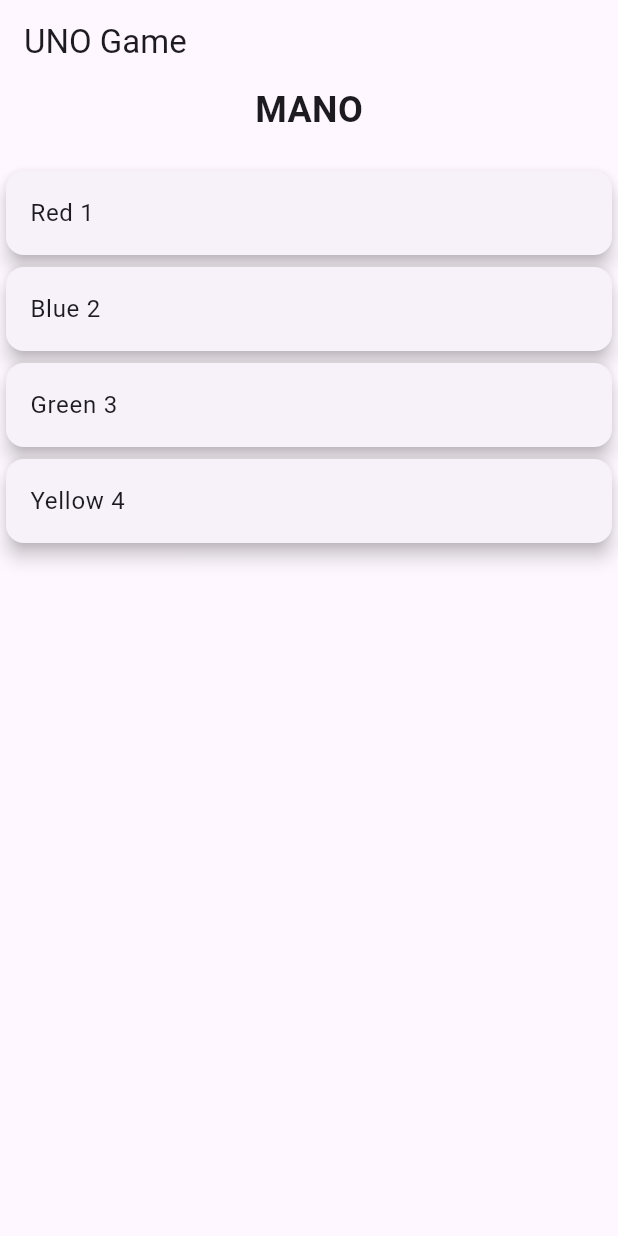
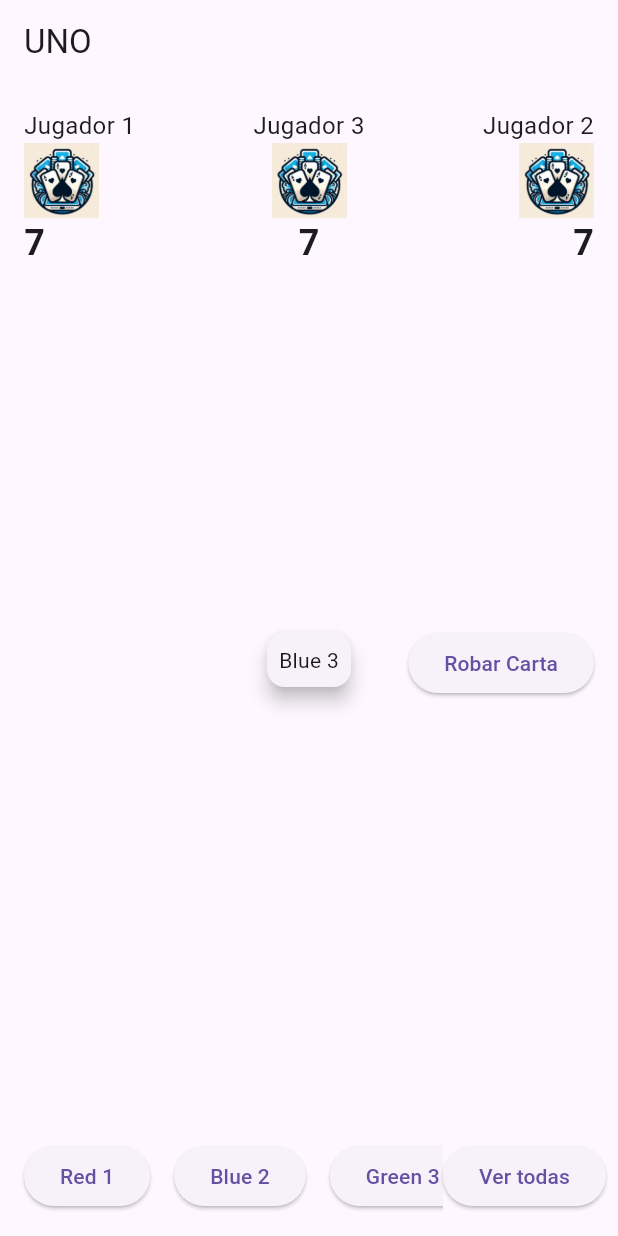
Before and after one commit to UNIZAR-30226-2024-13/Frontend-Movil, a Flutter app: the UnoGamePage screen opened directly, on a phone screen of 412 x 824 dp. Run offline on Flutter 3.47's test engine with Material 3 defaults, Android fonts, the phone set to English and light mode, and no system bars.

Commit message:
Update UNO.dart

```diff
--- a/lib/UNO.dart
+++ b/lib/UNO.dart
@@ -1,4 +1,5 @@
 import 'package:flutter/material.dart';
+import 'package:frontend_movil/home.dart';
 
 void main() {
   runApp(UnoGame());
@@ -8,11 +9,6 @@ class UnoGame extends StatelessWidget {
   @override
   Widget build(BuildContext context) {
     return MaterialApp(
-      title: 'UNO Game',
-      theme: ThemeData(
-        primarySwatch: Colors.blue,
-        visualDensity: VisualDensity.adaptivePlatformDensity,
-      ),
       home: UnoGamePage(),
     );
   }
@@ -29,43 +25,207 @@ class _UnoGamePageState extends State<UnoGamePage> {
     'Blue 2',
     'Green 3',
     'Yellow 4',
-    // Agrega más cartas según sea necesario
+    '+4',
+    'Salto',
+    'Camb sen',
+    'Blue 7',
+    '+2',
+    '+2',
+    // Agregar más cartas según sea necesario
   ];
+
+  String playedCard = 'Blue 3'; // Carta jugada en el centro
+
+  // Ejemplo de número de cartas para cada jugador
+  int numCartasJugador1 = 7;
+  int numCartasJugador2 = 7;
+  int numCartasJugador3 = 7;
+
+  // Variable para controlar si se muestran todas las cartas
+  bool mostrarTodasLasCartas = false;
 
   @override
   Widget build(BuildContext context) {
     return Scaffold(
       appBar: AppBar(
-        title: Text('UNO Game'),
+        title: Text('UNO'),
       ),
-      body: Center(
-        child: Column(
-          mainAxisAlignment: MainAxisAlignment.center,
-          children: <Widget>[
-            Text(
-              'MANO',
-              style: TextStyle(fontSize: 24.0, fontWeight: FontWeight.bold),
-            ),
-            SizedBox(height: 20.0),
-            Expanded(
-              child: ListView.builder(
-                itemCount: playerCards.length,
-                itemBuilder: (context, index) {
-                  return Card(
-                    elevation: 5.0,
-                    child: ListTile(
-                      title: Text(playerCards[index]),
-                      onTap: () {
-                        // Aquí puedes implementar la lógica para manejar la selección de la carta
-                        print('Selected card: ${playerCards[index]}');
+      body: Stack(
+        children: [
+          // Contenedor para las cartas del jugador
+          Positioned(
+            left: 0,
+            bottom: 0,
+            right: 0,
+            child: Padding(
+              padding: const EdgeInsets.all(8.0),
+              child: Row(
+                mainAxisAlignment: MainAxisAlignment.center,
+                children: [
+                  Expanded(
+                    child: SingleChildScrollView(
+                      scrollDirection: Axis.horizontal,
+                      child: Row(
+                        children: () {
+                          if (mostrarTodasLasCartas) {
+                            return playerCards.map((card) {
+                              return Padding(
+                                padding: EdgeInsets.all(8.0),
+                                child: ElevatedButton(
+                                  onPressed: () {
+                                    // Lógica para manejar la selección de la carta
+                                    print('Selected card: $card');
+                                    Navigator.push(
+                                      context,
+                                      MaterialPageRoute(builder: (context) => Home()),
+                                    );
+                                  },
+                                  child: Text(card),
+                                ),
+                              );
+                            }).toList();
+                          } else {
+                            return playerCards.take(5).map((card) {
+                              return Padding(
+                                padding: EdgeInsets.all(8.0),
+                                child: ElevatedButton(
+                                  onPressed: () {
+                                    // Lógica para manejar la selección de la carta
+                                    print('Selected card: $card');
+                                    Navigator.push(
+                                      context,
+                                      MaterialPageRoute(builder: (context) => Home()),
+                                    );
+                                  },
+                                  child: Text(card),
+                                ),
+                              );
+                            }).toList();
+                          }
+                        }(),
+                      ),
+                    ),
+                  ),
+                  if (playerCards.length > 5 && !mostrarTodasLasCartas)
+                    ElevatedButton(
+                      onPressed: () {
+                        setState(() {
+                          mostrarTodasLasCartas = true;
+                        });
                       },
+                      child: Text('Ver todas'),
                     ),
-                  );
-                },
+                ],
               ),
             ),
-          ],
-        ),
+          ),
+          // Contenedor para el número de cartas del Jugador 1
+          Positioned(
+            left: 16,
+            top: 16,
+            child: Column(
+              crossAxisAlignment: CrossAxisAlignment.start,
+              children: [
+                Text(
+                  'Jugador 1',
+                  style: TextStyle(fontSize: 16.0),
+                ),
+                Image.asset(
+                  'assets/logo.png',
+                  width: 50,
+                  height: 50,
+                ),
+                Text(
+                  '$numCartasJugador1',
+                  style: TextStyle(fontSize: 24.0, fontWeight: FontWeight.bold),
+                ),
+              ],
+            ),
+          ),
+          // Contenedor para el número de cartas del Jugador 2
+          Positioned(
+            right: 16,
+            top: 16,
+            child: Column(
+              crossAxisAlignment: CrossAxisAlignment.end,
+              children: [
+                Text(
+                  'Jugador 2',
+                  style: TextStyle(fontSize: 16.0),
+                ),
+                Image.asset(
+                  'assets/logo.png',
+                  width: 50,
+                  height: 50,
+                ),
+                Text(
+                  '$numCartasJugador2',
+                  style: TextStyle(fontSize: 24.0, fontWeight: FontWeight.bold),
+                ),
+              ],
+            ),
+          ),
+          // Contenedor para el número de cartas del Jugador 3
+          Positioned(
+            top: 16,
+            left: 0,
+            right: 0,
+            child: Center(
+              child: Column(
+                children: [
+                  Text(
+                    'Jugador 3',
+                    style: TextStyle(fontSize: 16.0),
+                  ),
+                  Image.asset(
+                    'assets/logo.png',
+                    width: 50,
+                    height: 50,
+                  ),
+                  Text(
+                    '$numCartasJugador3',
+                    style: TextStyle(fontSize: 24.0, fontWeight: FontWeight.bold),
+                  ),
+                ],
+              ),
+            ),
+          ),
+          // Contenedor para el botón de robar carta
+          Positioned(
+            left: 0,
+            top: MediaQuery.of(context).size.height / 2 - 50,
+            right: 0,
+            child: Row(
+              mainAxisAlignment: MainAxisAlignment.end,
+              children: [
+                SizedBox(width: 16),
+                ElevatedButton(
+                  onPressed: () {
+                    // Lógica para robar carta
+                    print('Robar carta');
+                  },
+                  child: Text('Robar Carta'),
+                ),
+                SizedBox(width: 16),
+              ],
+            ),
+          ),
+          // Contenedor para la carta jugada en el centro
+          Positioned(
+            left: 0,
+            right: 0,
+            top: MediaQuery.of(context).size.height / 2 - 50,
+            child: Center(
+              child: Card(
+                elevation: 5.0,
+                child: Padding(
+                  padding: EdgeInsets.all(8.0),
+                  child: Text(playedCard),
+                ),
+              ),
+            ),
+          ),
+        ],
       ),
     );
   }
```
